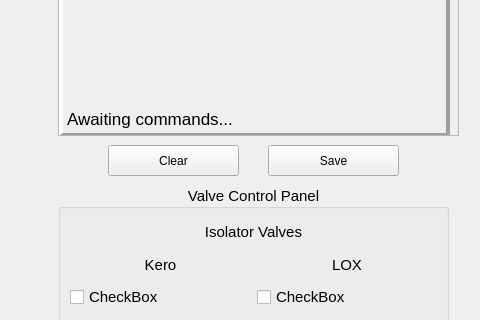
The window that v0.1/APRL_GUIv0_1.ui (UC-Davis-APRL/APRL_GUI) describes before a commit, drawn with Qt 5; both pictures show x 432 to 912 and y 165 to 485 of the 912 by 777 pixel window.
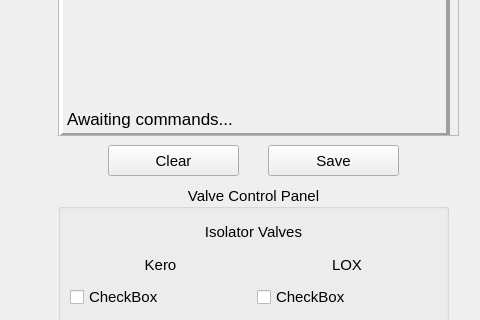
The same window after the commit. Custom widgets are drawn as their Qt base class.

Commit message: 11/5/2023 Adjustments to Windows version button font size

Patch:
```diff
--- a/v0.1/APRL_GUIv0_1.ui
+++ b/v0.1/APRL_GUIv0_1.ui
@@ -420,6 +420,11 @@
       <height>31</height>
      </rect>
     </property>
+    <property name="font">
+     <font>
+      <pointsize>11</pointsize>
+     </font>
+    </property>
     <property name="text">
      <string>Clear</string>
     </property>
@@ -433,6 +438,11 @@
       <height>31</height>
      </rect>
     </property>
+    <property name="font">
+     <font>
+      <pointsize>11</pointsize>
+     </font>
+    </property>
     <property name="text">
      <string>Save</string>
     </property>
```
Left out of the diff: 2 changed lines with no effect on the pictures. The commit also changes 12 other files.
